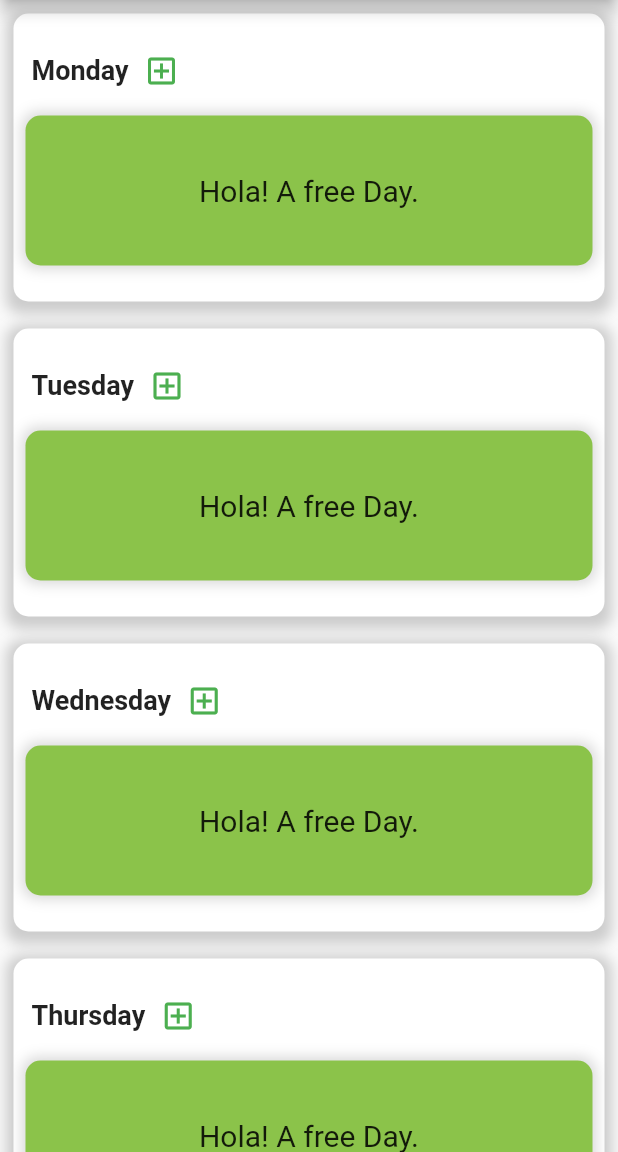
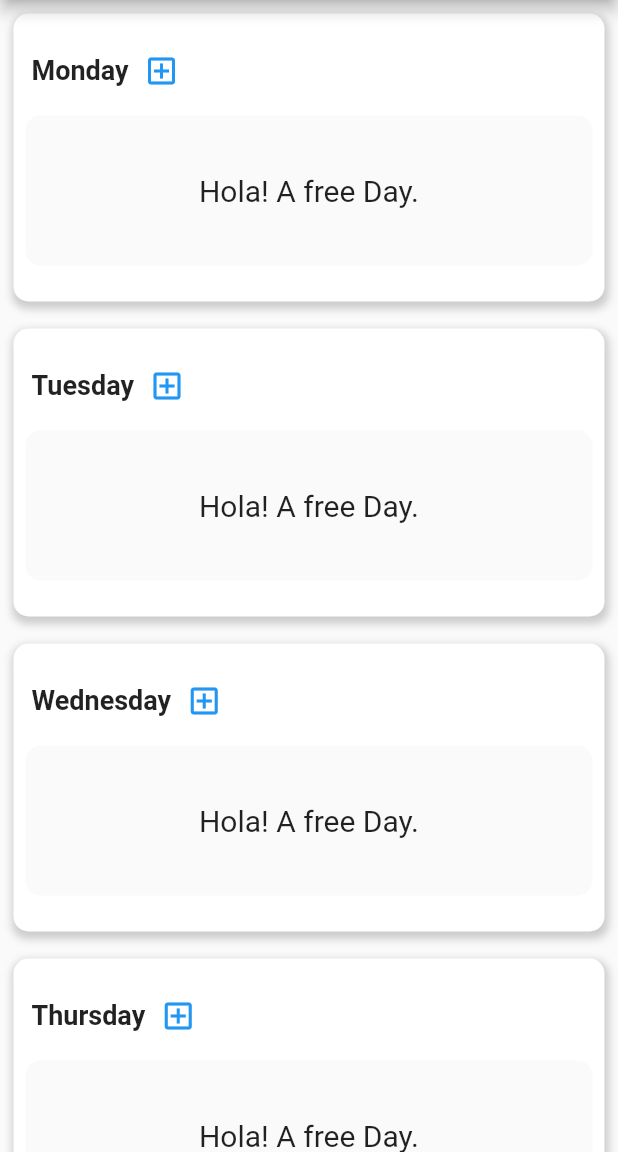
Before and after one commit to Akchy/TimeTableApp, a Flutter app: the TimeTablePage screen opened by its route, on a phone screen of 412 x 824 dp, the part 84-1236 px from its top. Run offline on Flutter 3.47's test engine with Material 2 defaults, Android fonts, the phone set to English and light mode, and no system bars; our stand-ins replace qr_flutter, share, shared_preferences; missing offline and left inert: qr_code_tools, receive_sharing_intent, save_in_gallery; accounts and stored records are empty.

Commit message:
Dark Theme Color Added (need to add button)

```diff
--- a/lib/module/timeTablePage/time_table_page.dart
+++ b/lib/module/timeTablePage/time_table_page.dart
@@ -67,13 +67,12 @@ class _TimeTablePageState extends State<TimeTablePage> {
                 children: [
                   Center(
                     child: CircularProgressIndicator(
-                      valueColor: new AlwaysStoppedAnimation<Color>(Colors.blue),
-                      backgroundColor: Colors.white,
+                      valueColor: new AlwaysStoppedAnimation<Color>(Theme.of(context).primaryColorLight),
+                      backgroundColor: Colors.transparent,
                     ),
                   ),
                   SizedBox(height: 10.0),
                   Text('Loading',style: TextStyle(
-                      color: Colors.blue,
                       fontWeight: FontWeight.w400,
                       fontSize: 18.0
                   ),)
@@ -98,7 +97,7 @@ class _TimeTablePageState extends State<TimeTablePage> {
       margin: EdgeInsets.all(9),
       padding: EdgeInsets.symmetric(vertical: 8),
       decoration: BoxDecoration(
-        color: Colors.white,
+        color: Theme.of(context).bottomAppBarColor,
         borderRadius: BorderRadius.only(
           topLeft: Radius.circular(10),
           topRight: Radius.circular(10),
@@ -108,9 +107,9 @@ class _TimeTablePageState extends State<TimeTablePage> {
         boxShadow: [
           BoxShadow(
             color: Colors.grey.withOpacity(0.5),
-            spreadRadius: 5,
-            blurRadius: 7,
-            offset: Offset(0, 3), // changes position of shadow
+            spreadRadius: 2,
+            blurRadius: 4,
+            offset: Offset(1, 3),
           ),
         ],
       ),
@@ -137,7 +136,7 @@ class _TimeTablePageState extends State<TimeTablePage> {
                         decoration: BoxDecoration(
                           shape: BoxShape.circle,
                         ),
-                        child: Icon(Icons.add_box_outlined,color: Colors.green,)),
+                        child: Icon(Icons.add_box_outlined,)),
                     ):
                     InkWell(
                       onTap: ()async{
@@ -151,7 +150,7 @@ class _TimeTablePageState extends State<TimeTablePage> {
                         decoration: BoxDecoration(
                           shape: BoxShape.circle,
                         ),
-                        child: Icon(Icons.edit_outlined,color: Colors.blue,)),
+                        child: Icon(Icons.edit_outlined)),
                     ) ,
                   ],
                 ),
@@ -162,7 +161,7 @@ class _TimeTablePageState extends State<TimeTablePage> {
                       decoration: BoxDecoration(
                         shape: BoxShape.circle,
                       ),
-                      child: Icon(Icons.delete_outline,color: Colors.red,)
+                      child: Icon(Icons.delete_outline,color: Theme.of(context).errorColor,)
                     ),
                   ),
                   onTap: ()=>deleteDialog(day),
@@ -202,20 +201,13 @@ class _TimeTablePageState extends State<TimeTablePage> {
   Widget classContainer(var currClass){
     return Container(
       decoration: BoxDecoration(
-        color: Colors.blue,
+        color: Theme.of(context).highlightColor,
         borderRadius: BorderRadius.only(
             topLeft: Radius.circular(10),
             topRight: Radius.circular(10),
             bottomLeft: Radius.circular(10),
             bottomRight: Radius.circular(10)
         ),
-        boxShadow: [
-          BoxShadow(
-            color: Colors.grey.withOpacity(0.4),
-            spreadRadius: 2,
-            blurRadius: 7, // changes position of shadow
-          ),
-        ],
       ),
       child: Column(
         mainAxisAlignment: MainAxisAlignment.spaceBetween,
@@ -248,20 +240,13 @@ class _TimeTablePageState extends State<TimeTablePage> {
       height: 100,
       margin: EdgeInsets.only(bottom: 8),
       decoration: BoxDecoration(
-        color: Colors.lightGreen,
+        color: Theme.of(context).canvasColor,
         borderRadius: BorderRadius.only(
             topLeft: Radius.circular(10),
             topRight: Radius.circular(10),
             bottomLeft: Radius.circular(10),
             bottomRight: Radius.circular(10)
         ),
-        boxShadow: [
-          BoxShadow(
-            color: Colors.grey.withOpacity(0.4),
-            spreadRadius: 2,
-            blurRadius: 7, // changes position of shadow
-          ),
-        ],
       ),
       child: Center(child: Text('Hola! A free Day.',style: TextStyle(fontSize: 20),)),
     );
```
Also changed, not shown: lib/main.dart (+25 -0 lines), lib/module/export_page.dart (+3 -11 lines), lib/module/home_page.dart (+15 -13 lines), lib/module/session_page.dart (+15 -14 lines), lib/module/timeTablePage/day_time_table.dart (+22 -21 lines).
